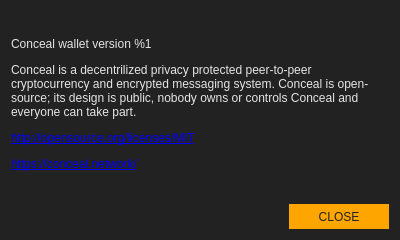
First picture: the form in src/gui/ui/aboutdialog.ui, repository ConcealNetwork/conceal-desktop, before the edit.
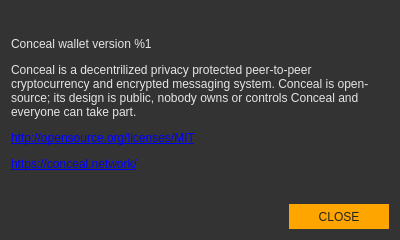
Second picture: the form after the edit.

The edit to the form file:
```diff
--- a/src/gui/ui/aboutdialog.ui
+++ b/src/gui/ui/aboutdialog.ui
@@ -32,7 +32,7 @@
    <string>About %1</string>
   </property>
   <property name="styleSheet">
-   <string notr="true">background-color: #222; color: #e5e5e5;</string>
+   <string notr="true">background-color: #333; color: #e5e5e5;</string>
   </property>
   <layout class="QVBoxLayout" name="verticalLayout" stretch="0,0">
    <item>
```
